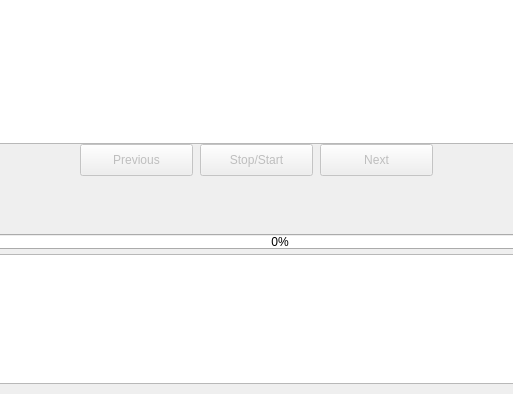
mattvall1/fyp-video_object_timestamp_finder, file app/ui/main_view.ui: the form before one commit; both pictures show x 220 to 733 and y 406 to 800 of the 1000 by 800 pixel window.
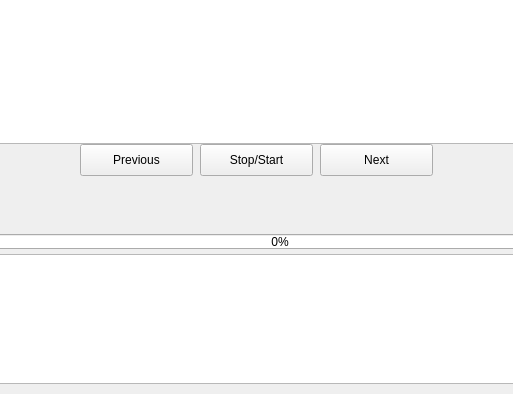
The form after the commit.

Commit message: Activated buttons

Diff of the .ui file:
```diff
--- a/app/ui/main_view.ui
+++ b/app/ui/main_view.ui
@@ -171,7 +171,7 @@
    </widget>
    <widget class="QPushButton" name="stop_start">
     <property name="enabled">
-     <bool>false</bool>
+     <bool>true</bool>
     </property>
     <property name="geometry">
      <rect>
@@ -187,7 +187,7 @@
    </widget>
    <widget class="QPushButton" name="next_button">
     <property name="enabled">
-     <bool>false</bool>
+     <bool>true</bool>
     </property>
     <property name="geometry">
      <rect>
@@ -203,7 +203,7 @@
    </widget>
    <widget class="QPushButton" name="prev_button">
     <property name="enabled">
-     <bool>false</bool>
+     <bool>true</bool>
     </property>
     <property name="geometry">
      <rect>
```
Left out of the diff: 2 changed lines with no effect on the pictures. The commit also changes 1 other file.
